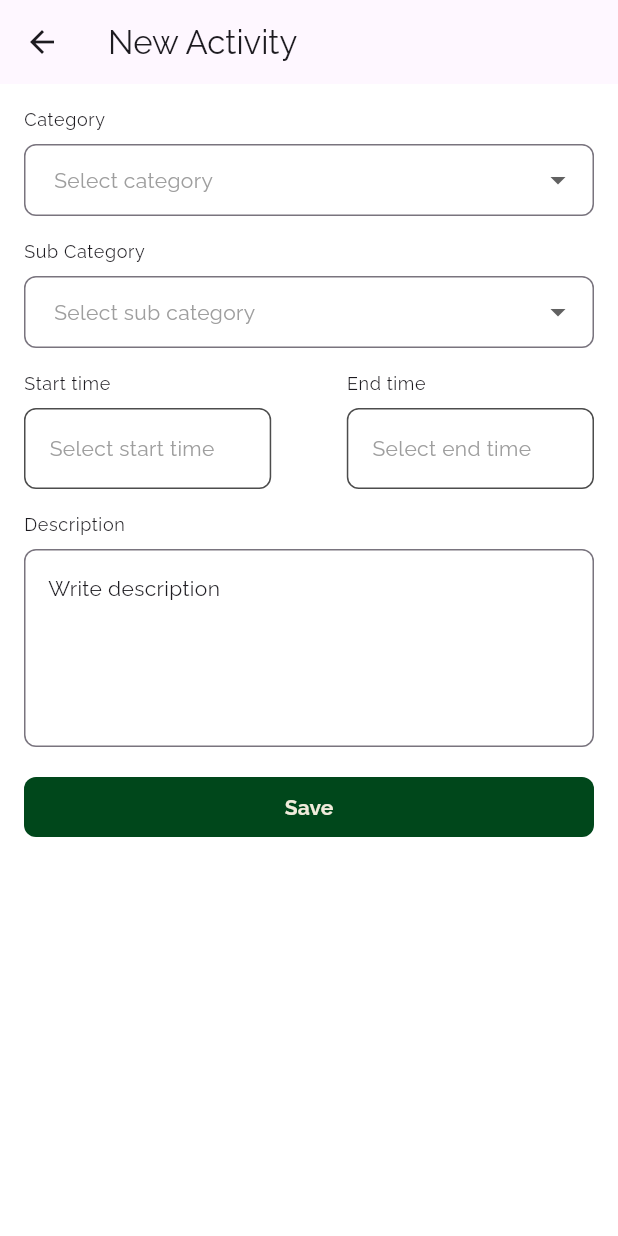
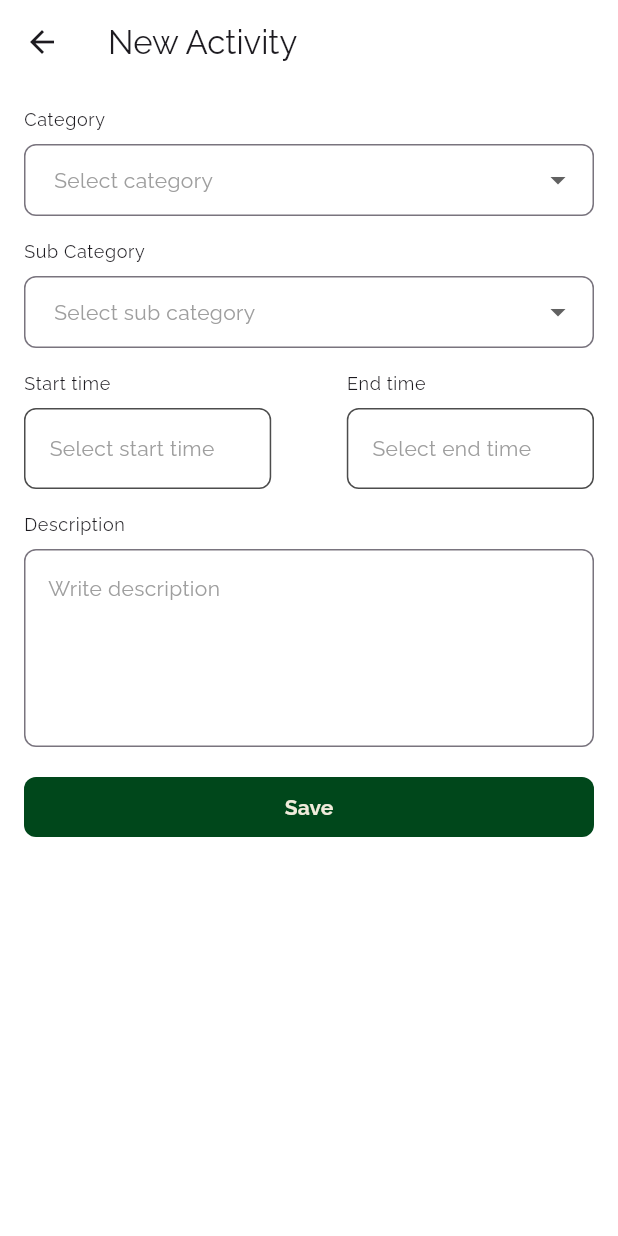
Before and after one commit to gunblasterXTO/bakwan, a Flutter app: the NewActivityPage screen opened directly, on a phone screen of 412 x 824 dp. Run offline on Flutter 3.47's test engine with Material 3 defaults, Android fonts, the phone set to English and light mode, and no system bars; our stand-ins replace flutter_screenutil, get, google_fonts.

Commit message:
feat: app theming

```diff
--- a/lib/common/style/theme.dart
+++ b/lib/common/style/theme.dart
@@ -1,3 +1,4 @@
+import 'package:bakwan/common/style/ui.dart';
 import 'package:flutter/material.dart';
 import 'package:google_fonts/google_fonts.dart';
 
@@ -5,6 +6,11 @@ class ThemeClass {
   static ThemeData lightTheme = ThemeData(
     useMaterial3: true,
     scaffoldBackgroundColor: Colors.white,
+    appBarTheme: AppBarTheme(
+      backgroundColor: UIConst.white,
+      elevation: 0.0,
+      surfaceTintColor: UIConst.white,
+    ),
     textTheme: GoogleFonts.ralewayTextTheme(),
   );
 }
--- a/lib/common/style/ui.dart
+++ b/lib/common/style/ui.dart
@@ -7,6 +7,8 @@ class UIConst {
   static Color primaryColor = const Color.fromRGBO(0, 71, 27, 1.0);
   static Color secondaryColor = const Color.fromRGBO(240, 235, 219, 1.0);
   static Color white = Colors.white;
+  static Color hintTextColor = Colors.grey;
+  static Color formValueTextColor = Colors.black;
 
   // Config
   static double appBarHeight = 64.0;
```
